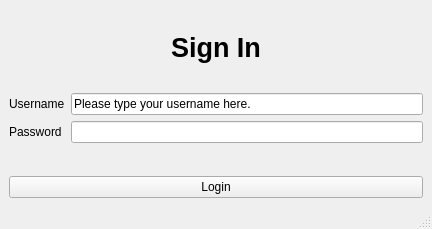
andralves717/IHC_Clipflix, file ClipFlix/login.ui: the form before one commit.
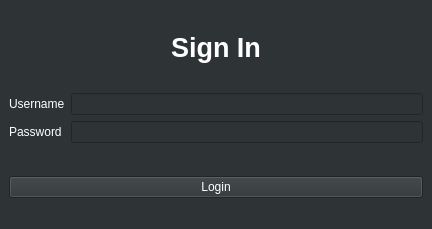
The form after the commit. Icons and pictures are not drawn.

Commit message: Login concluido!

Patch:
```diff
--- a/ClipFlix/login.ui
+++ b/ClipFlix/login.ui
@@ -17,6 +17,13 @@
    <iconset resource="Resource.qrc">
     <normaloff>:/images/image/logo.png</normaloff>:/images/image/logo.png</iconset>
   </property>
+  <property name="autoFillBackground">
+   <bool>false</bool>
+  </property>
+  <property name="styleSheet">
+   <string notr="true">background-color: rgb(46, 52, 54);
+color: white;</string>
+  </property>
   <widget class="QWidget" name="centralwidget">
    <layout class="QVBoxLayout" name="verticalLayout">
     <item>
@@ -38,7 +45,7 @@
       <item row="0" column="1">
        <widget class="QLineEdit" name="line_user">
         <property name="text">
-         <string>Please type your username here.</string>
+         <string/>
         </property>
        </widget>
       </item>
@@ -63,6 +70,9 @@
     </item>
     <item>
      <widget class="QPushButton" name="pushButton">
+      <property name="autoFillBackground">
+       <bool>false</bool>
+      </property>
       <property name="text">
        <string>Login</string>
       </property>
```
The commit also changes 6 other files.
